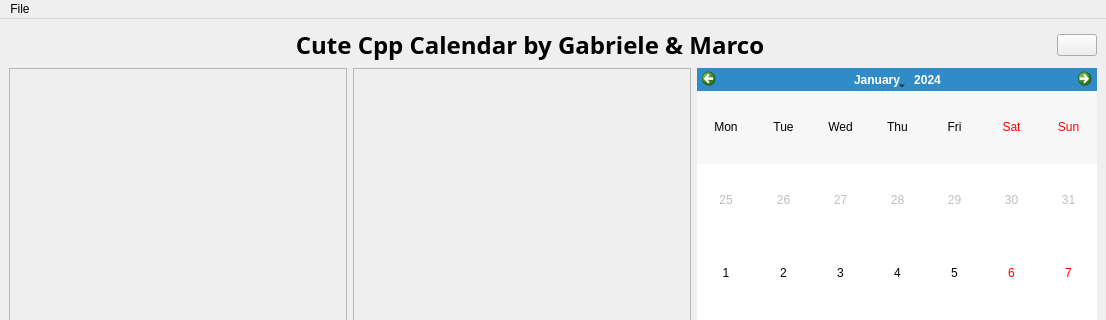
This is project/CCC_Cute_Cpp_Calendar/gui/mainwindow.ui in GrayNeel/Calendary-and-ToDo-List as Qt 5 draws it before an edit; both pictures show x 0 to 1106 and y 0 to 320 of the 1106 by 633 pixel window. The edited form follows.
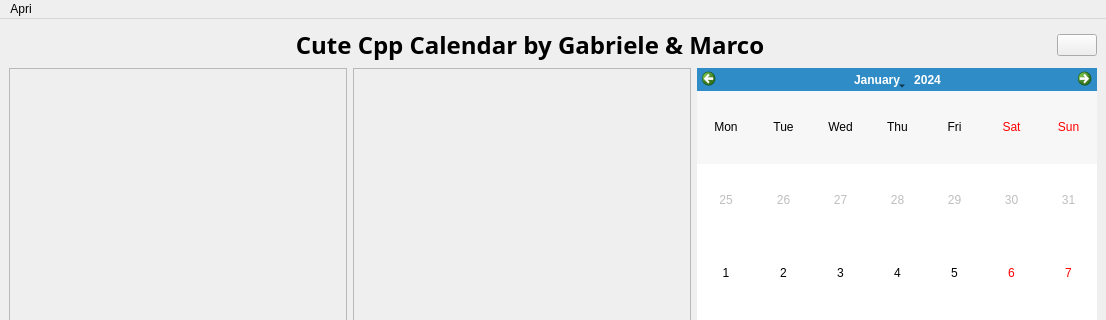
This is the edited form.

Diff of the .ui file:
```diff
--- a/project/CCC_Cute_Cpp_Calendar/gui/mainwindow.ui
+++ b/project/CCC_Cute_Cpp_Calendar/gui/mainwindow.ui
@@ -234,12 +234,12 @@
      <x>0</x>
      <y>0</y>
      <width>1106</width>
-     <height>21</height>
+     <height>26</height>
     </rect>
    </property>
    <widget class="QMenu" name="menuFile">
     <property name="title">
-     <string>File</string>
+     <string>Apri</string>
     </property>
     <addaction name="actionApri_calendario"/>
    </widget>
```
Left out of the diff: 13 changed lines with no effect on the pictures.
